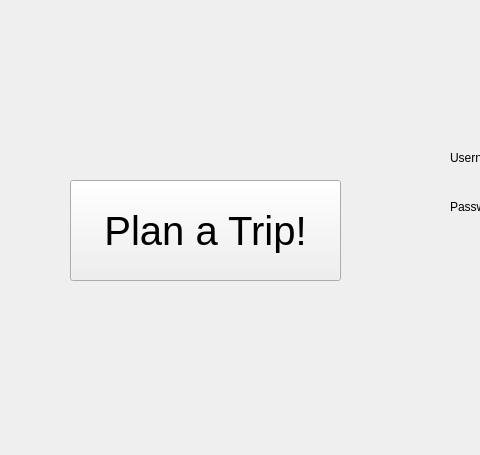
Above: loginwindow.ui from rizzi-trevor/Proj2TempRepo before the change; both pictures show x 0 to 480 and y 0 to 455 of the 832 by 455 pixel window. Below: the same form after it.
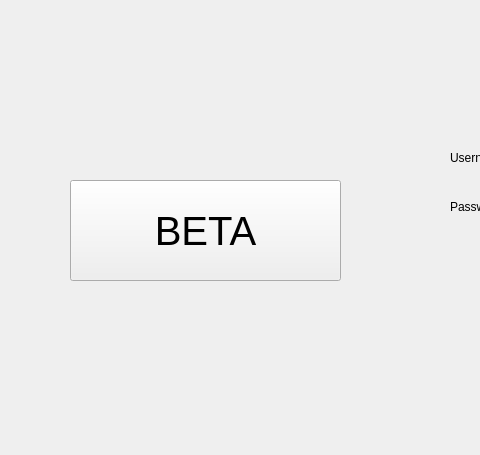
That is the form after the change.

Patch:
```diff
--- a/loginwindow.ui
+++ b/loginwindow.ui
@@ -157,7 +157,7 @@
      </font>
     </property>
     <property name="text">
-     <string>Plan a Trip!</string>
+     <string>BETA</string>
     </property>
    </widget>
    <widget class="QLabel" name="invalidLabel">
```
